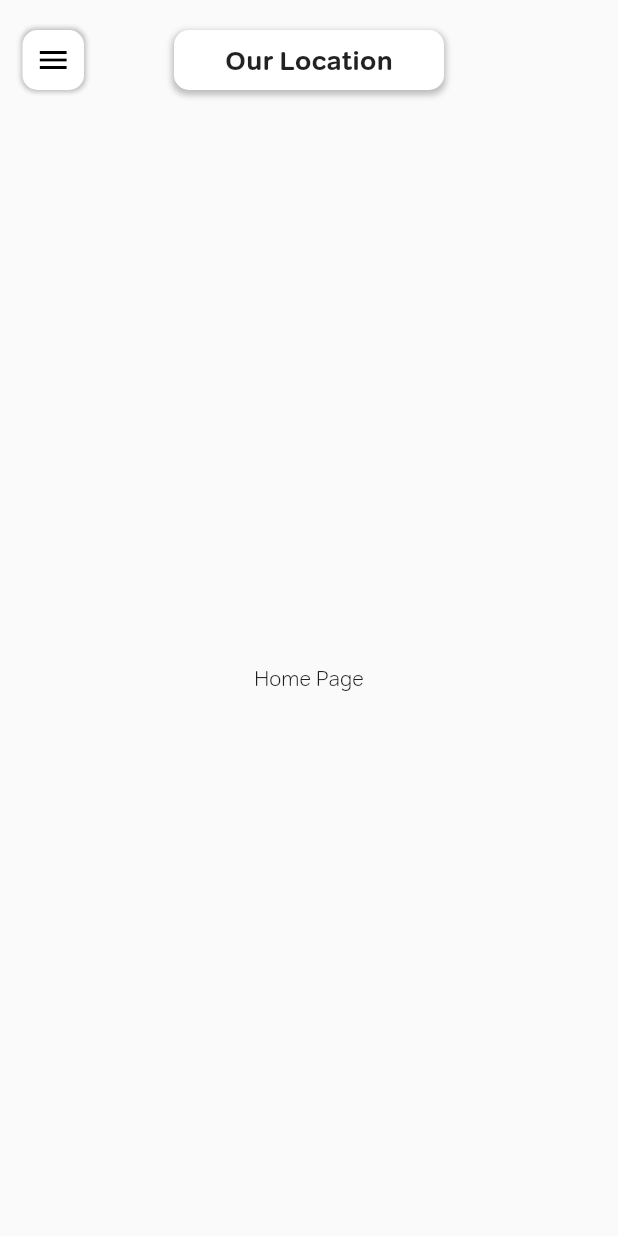
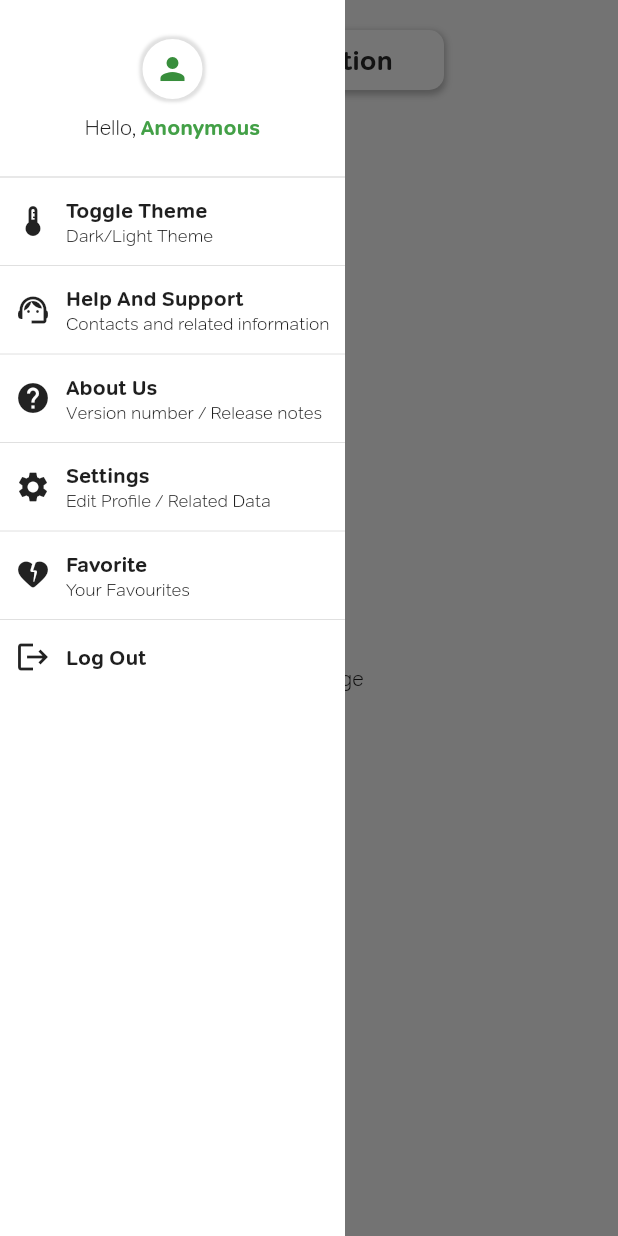
Before and after one commit to Dawa1234/Cycle-Go, a Flutter app: the HomeScreen screen opened by its route, after a tap on the "menu" icon, on a phone screen of 412 x 824 dp. Run offline on Flutter 3.47's test engine with Material 2 defaults, Android fonts, the phone set to English and light mode, and no system bars; statements that could not run were skipped.

Commit message:
Drawer Section addded

```diff
--- a/lib/constants/ui/dark_theme_data.dart
+++ b/lib/constants/ui/dark_theme_data.dart
@@ -59,12 +59,12 @@ class DarkTheme {
               letterSpacing: 1,
               fontWeight: FontWeight.w700,
               fontSize: 25.0,
-                color: Colors.white)
-            // titleLarge: TextStyle(
-            //     fontFamily: _selectedFontFamily,
-            //     fontSize: 22.0,
-            //     fontWeight: FontWeight.bold,
-            //     color: labelColor),
+              color: Colors.white),
+          titleLarge: TextStyle(
+              fontFamily: _selectedFontFamily,
+              fontSize: 18.0,
+              fontWeight: FontWeight.bold,
+              color: labelColor),
           // titleMedium: TextStyle(
           //     fontFamily: _selectedFontFamily,
           //     fontSize: 18.0,
--- a/lib/constants/ui/light_theme.data.dart
+++ b/lib/constants/ui/light_theme.data.dart
@@ -88,15 +88,15 @@ class LightTheme {
               letterSpacing: 1,
               fontWeight: FontWeight.w700,
               fontSize: 25.0,
-                color: Colors.white)
-            // titleLarge: TextStyle(
-            //     fontFamily: _selectedFontFamily,
-            //     fontSize: 22.0,
-            //     fontWeight: FontWeight.bold,
-            //     color: labelColor),
+              color: Colors.white),
+          titleLarge: TextStyle(
+              fontFamily: _selectedFontFamily,
+              fontSize: 18.0,
+              fontWeight: FontWeight.bold,
+              color: labelColor),
           // titleMedium: TextStyle(
           //     fontFamily: _selectedFontFamily,
-            //     fontSize: 18.0,
+          //     fontSize: 14.0,
           //     fontWeight: FontWeight.bold,
           //     color: labelColor),
           // titleSmall: TextStyle(
--- /dev/null
+++ b/lib/presentation/screens/customer_drawer.dart
@@ -0,0 +1,168 @@
+import 'package:cyclego/constants/utils/utils.dart';
+import 'package:flutter/material.dart';
+
+class CustomDrawer extends StatelessWidget {
+  CustomDrawer({Key? key}) : super(key: key);
+  List<String> routes = [
+    'Theme',
+    'HelpAndSupport',
+    'AboutUs',
+    'Settings',
+    'Fav',
+    'LogOut',
+  ];
+  @override
+  Widget build(BuildContext context) {
+    return Container(
+      width: 230,
+      color: Colors.white,
+      padding: const EdgeInsets.only(top: 10),
+      child: ListView(
+        children: [
+          userProfile(),
+          const Divider(
+            thickness: 1,
+          ),
+          // options
+          ListView.separated(
+            shrinkWrap: true,
+            itemCount: routes.length,
+            separatorBuilder: (context, index) {
+              return const Divider();
+            },
+            itemBuilder: (context, index) {
+              return customerDrawerOptions(routes[index]);
+            },
+          )
+        ],
+      ),
+    );
+  }
+
+  Widget userProfile() {
+    return SizedBox(
+      height: 100,
+      child: Column(
+        mainAxisAlignment: MainAxisAlignment.center,
+        children: [
+          Center(
+            child: Container(
+              width: 40,
+              height: 40,
+              decoration: BoxDecoration(boxShadow: const [
+                BoxShadow(blurRadius: 1, spreadRadius: 2, color: Colors.black12)
+              ], color: Colors.white, borderRadius: BorderRadius.circular(20)),
+              child: Icon(
+                Icons.person,
+                color: Colors.green.shade700,
+              ),
+            ),
+          ),
+          verticalGap10,
+          Row(
+            mainAxisAlignment: MainAxisAlignment.center,
+            children: [
+              const Text('Hello, '),
+              Text(
+                'Anonymous',
+                style: TextStyle(
+                    color: Colors.green.shade600, fontWeight: FontWeight.bold),
+              ),
+            ],
+          )
+        ],
+      ),
+    );
+  }
+
+  Widget customerDrawerOptions(String option) {
+    return Padding(
+      padding: const EdgeInsets.symmetric(vertical: 5.0, horizontal: 10),
+      child: Row(
+        crossAxisAlignment: CrossAxisAlignment.center,
+        children: [
+          Padding(
+            padding: const EdgeInsets.only(right: 10),
+            child: _getOptionsIcon(option),
+          ),
+          Expanded(
+            child: Column(
+              mainAxisAlignment: MainAxisAlignment.center,
+              crossAxisAlignment: CrossAxisAlignment.start,
+              children: [
+                Text(
+                  _getOptionTitle(option),
+                  style: const TextStyle(fontWeight: FontWeight.bold),
+                ),
+                _getOptionSubTitle(option).isEmpty
+                    ? const SizedBox()
+                    : Text(_getOptionSubTitle(option),
+                        style: const TextStyle(fontSize: 12)),
+              ],
+            ),
+          )
+        ],
+      ),
+    );
+  }
+
+  Widget _getOptionsIcon(String option) {
+    // 'HelpAndSupport',
+    // 'AboutUs',
+    // 'Settings',
+    // 'Fav',
+    // 'LogOut',
+    switch (option) {
+      case 'Theme':
+        return const Icon(Icons.thermostat);
+      case 'HelpAndSupport':
+        return const Icon(Icons.support_agent);
+      case 'AboutUs':
+        return const Icon(Icons.help);
+      case 'Settings':
+        return const Icon(Icons.settings);
+      case 'Fav':
+        return const Icon(Icons.heart_broken_rounded);
+      case 'LogOut':
+        return const Icon(Icons.logout);
+      default:
+        return const Icon(Icons.thermostat);
+    }
+  }
+
+  String _getOptionTitle(String option) {
+    switch (option) {
+      case 'Theme':
+        return "Toggle Theme";
+      case 'HelpAndSupport':
+        return "Help And Support";
+      case 'AboutUs':
+        return "About Us";
+      case 'Settings':
+        return "Settings";
+      case 'Fav':
+        return "Favorite";
+      case 'LogOut':
+        return "Log Out";
+      default:
+        return "";
+    }
+  }
+
+  String _getOptionSubTitle(String option) {
+    switch (option) {
+      case 'Theme':
+        return "Dark/Light Theme";
+      case 'HelpAndSupport':
+        return "Contacts and related information";
+      case 'AboutUs':
+        return "Version number / Release notes";
+      case 'Settings':
+        return "Edit Profile / Related Data";
+      case 'Fav':
+        return "Your Favourites";
+      default:
+        return "";
+    }
+  }
+}
--- a/lib/presentation/screens/home.dart
+++ b/lib/presentation/screens/home.dart
@@ -1,21 +1,40 @@
+import 'package:cyclego/presentation/screens/customer_drawer.dart';
 import 'package:flutter/material.dart';
 
-class HomeScreen extends StatelessWidget {
+GlobalKey<ScaffoldState>? scaffoldKey;
+
+class HomeScreen extends StatefulWidget {
   const HomeScreen({Key? key}) : super(key: key);
+
+  @override
+  State<HomeScreen> createState() => _HomeScreenState();
+}
+
+class _HomeScreenState extends State<HomeScreen> with TickerProviderStateMixin {
+  final _scaffoldKey = GlobalKey<ScaffoldState>(debugLabel: '_scaffoldKey');
+  @override
+  void initState() {
+    // TODO: implement initState
+    super.initState();
+    scaffoldKey = _scaffoldKey;
+  }
+
+  void openDrawer() {
+    scaffoldKey?.currentState!.openDrawer();
+  }
 
   @override
   Widget build(BuildContext context) {
     return Scaffold(
+      key: scaffoldKey,
       appBar: AppBar(
+        iconTheme: const IconThemeData(color: Colors.black),
         toolbarHeight: 80,
         leading: Padding(
           padding: const EdgeInsets.fromLTRB(15.0, 20, 0, 20),
-          child: InkWell(
-            onTap: () => Drawer(
-              child: Container(
-                width: 100,
-              ),
-            ),
+          child: Builder(builder: (context) {
+            return InkWell(
+              onTap: openDrawer,
               child: Container(
                 alignment: Alignment.center,
                 child: const Icon(
@@ -32,13 +51,21 @@ class HomeScreen extends StatelessWidget {
                           spreadRadius: 1)
                     ]),
               ),
-          ),
+            );
+          }),
         ),
         title: Container(
           alignment: Alignment.center,
           width: 180,
           height: 40,
-          child: const Text("Our Location"),
+          child: const Text(
+            "Our Location",
+            style: TextStyle(
+                fontFamily: 'Tondo',
+                fontSize: 18.0,
+                fontWeight: FontWeight.bold,
+                color: Color.fromARGB(255, 42, 42, 42)),
+          ),
           decoration: BoxDecoration(
               borderRadius: BorderRadius.circular(10),
               color: Colors.white,
@@ -55,6 +82,7 @@ class HomeScreen extends StatelessWidget {
       body: const Center(
         child: Text("Home Page"),
       ),
+      drawer: CustomDrawer(),
     );
   }
 }
--- a/lib/routes/routes_data.dart
+++ b/lib/routes/routes_data.dart
@@ -12,5 +12,5 @@ Map<String, Function> getRoutes = {
   Routes.splashScreen: (arugments) => const SplashScreen(),
   Routes.startUpScreen: (arugments) => const StartUpScreen(),
   Routes.loginScreen: (arugments) => const LoginScreen(),
-  Routes.homeScreen: (arugments) => const HomeScreen()
+  Routes.homeScreen: (arugments) => HomeScreen()
 };
```
Lines whose indentation alone changed are shown as unchanged.
